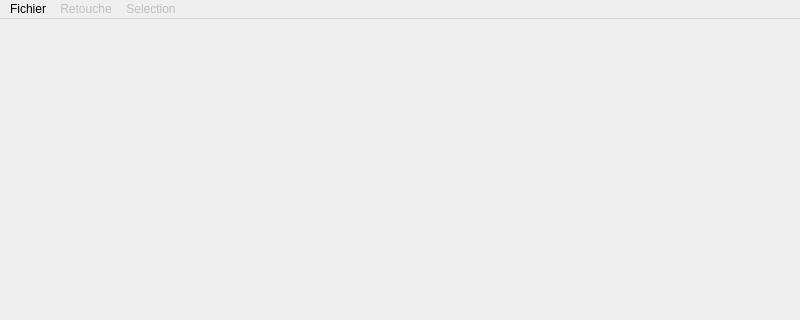
This is mainwindowmenu.ui in sykom1/Projet_IHM as Qt 5 draws it before an edit; both pictures show x 0 to 800 and y 0 to 320 of the 800 by 600 pixel window. The edited form follows.
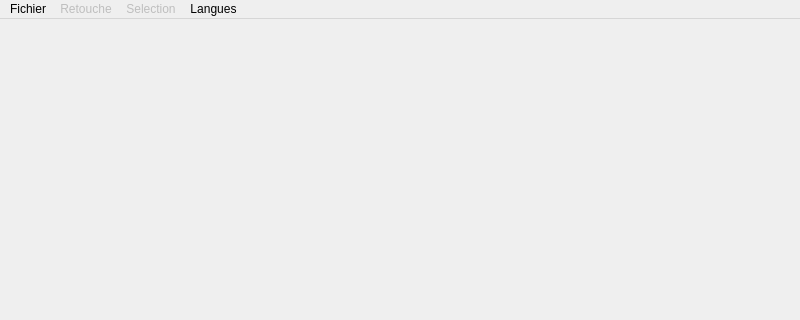
This is the edited form.

Commit message: Création menu langues

```diff
--- a/mainwindowmenu.ui
+++ b/mainwindowmenu.ui
@@ -20,7 +20,7 @@
      <x>0</x>
      <y>0</y>
      <width>800</width>
-     <height>22</height>
+     <height>25</height>
     </rect>
    </property>
    <widget class="QMenu" name="menuFile">
@@ -81,9 +81,17 @@
     <addaction name="actionRectangle"/>
     <addaction name="actionCercle"/>
    </widget>
+   <widget class="QMenu" name="menuLangues">
+    <property name="title">
+     <string>Langues</string>
+    </property>
+    <addaction name="actionFrancais"/>
+    <addaction name="actionAnglais"/>
+   </widget>
    <addaction name="menuFile"/>
    <addaction name="menuRetouche"/>
    <addaction name="menuSelection"/>
+   <addaction name="menuLangues"/>
   </widget>
   <widget class="QStatusBar" name="statusbar"/>
   <action name="actionOpenImage">
```
Left out of the diff: 22 changed lines with no effect on the pictures. The commit also changes 2 other files.
